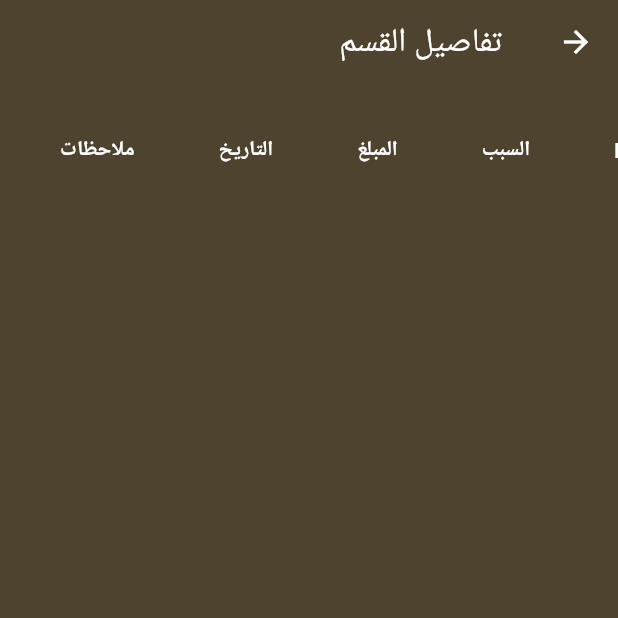
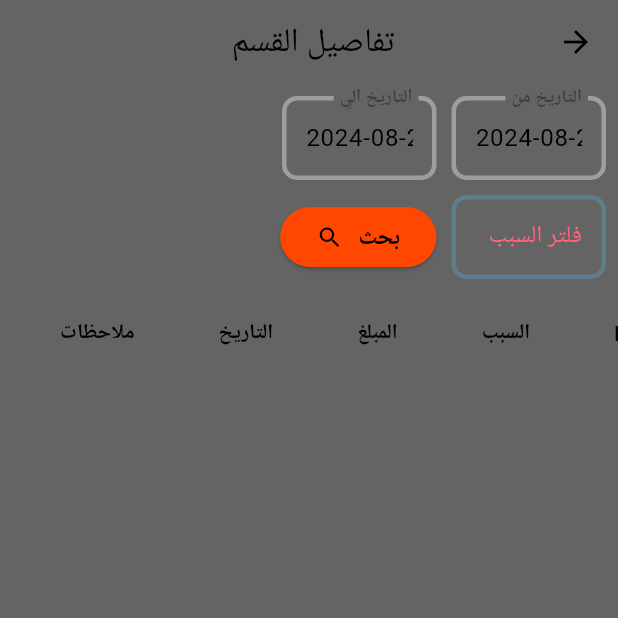
Before and after one commit to aymanahmedx1/Notes, a Flutter app: the AccountingDetailsScreen screen opened directly with empty values, on a phone screen of 412 x 824 dp, the top half of it. Run offline on Flutter 3.47's test engine with Material 3 defaults, Android fonts, the phone set to English and light mode, and no system bars; our stand-ins replace sqflite, sqflite_common_ffi; accounts and stored records are empty.

Commit message:
WorkingOnAccountingScreen

```diff
--- a/lib/Commons/CutomTheme.dart
+++ b/lib/Commons/CutomTheme.dart
@@ -3,13 +3,13 @@ import 'package:flutter/material.dart';
 class CustomTheme {
   // If you want to modify both themes at once, modify the colors below.
 
-  static const Color _primaryColor = Color(0xFFffffff);
+  static const Color _primaryColor = Color(0xFF000000);
   static const Color _primaryInverseColor = Color(0xFF4E432F);
-  static const Color _onSurfaceColor = Color(0xFFffffff);
+  static const Color _onSurfaceColor = Color(0xFF000000);
   static const Color _onSurfaceVariant = Color(0xFFFF6578);
   static const Color _onPrimaryColor = Color(0xFFA5E179);
-  static const Color _surfaceColor = Color(0xFF4E432F);
-  static const Color _backgroundColor = Color(0xFF373C4B);
+  static const Color _surfaceColor = Color(0xFF646464);
+  static const Color _backgroundColor = Color(0xFFffffff);
   static const Color _onSecondaryColor = Color(0xFFE1E3E4);
   static const Color _onBackgroundColor = Color(0xFF828A9A);
   static const Color _secondaryColor = Color(0xFF55393D);
@@ -22,6 +22,7 @@ class CustomTheme {
 
   static final ThemeData lightTheme = ThemeData(
     useMaterial3: true,
+    disabledColor: _primaryColor,
     colorScheme: ColorScheme.fromSeed(
       brightness: Brightness.light,
       seedColor: _primaryColor,
@@ -47,7 +48,7 @@ class CustomTheme {
       hintStyle: const TextStyle(color: Colors.grey),
       enabledBorder: OutlineInputBorder(
           borderRadius: BorderRadius.circular(10),
-          borderSide: const BorderSide(color: Colors.white, width: 3)),
+          borderSide: const BorderSide(color: Colors.blueGrey, width: 3)),
       disabledBorder: OutlineInputBorder(
           borderRadius: BorderRadius.circular(10),
           borderSide: const BorderSide(color: Colors.grey, width: 3)),
@@ -56,11 +57,15 @@ class CustomTheme {
           borderSide: const BorderSide(color: Colors.red, width: 3)),
       border: OutlineInputBorder(
           borderRadius: BorderRadius.circular(10),
-          borderSide: const BorderSide(color: Colors.white, width: 3)),
+          borderSide: const BorderSide(color: Colors.blueGrey, width: 3)),
       focusedBorder: OutlineInputBorder(
           borderRadius: BorderRadius.circular(10),
           borderSide: const BorderSide(color: Colors.deepOrange, width: 3)),
     ),
+    dialogTheme:const DialogTheme(
+      backgroundColor: _backgroundColor,
+    ),
+    datePickerTheme:const DatePickerThemeData(backgroundColor:_backgroundColor ),
   );
 
   // If you want to modify the dark theme only, modify the colors below.
--- /dev/null
+++ b/lib/CustomWidgets/CustomAutoComplete.dart
@@ -0,0 +1,35 @@
+import 'package:flutter/material.dart';
+
+class CustomAutoComplete extends StatelessWidget {
+  final List<String> options;
+
+  final TextEditingController controller;
+  final String label;
+
+  const CustomAutoComplete(
+      {required this.controller, required this.options, required this.label});
+
+  @override
+  Widget build(BuildContext context) {
+    return Autocomplete<String>(
+      optionsBuilder: (TextEditingValue textEditingValue) {
+        return options.where((String option) {
+          return option.contains(textEditingValue.text.toLowerCase());
+        });
+      },
+      onSelected: (String selection) {
+        controller.text = selection;
+      },
+      fieldViewBuilder:
+          (context, textEditingController, focusNode, onFieldSubmitted) {
+        return TextField(
+          onChanged: (value) => controller.text = value,
+          controller: textEditingController,
+          onEditingComplete: onFieldSubmitted,
+          focusNode: focusNode,
+          decoration: InputDecoration(label: Text(label)),
+        );
+      },
+    );
+  }
+}
--- /dev/null
+++ b/lib/CustomWidgets/CustomDatePicker.dart
@@ -0,0 +1,53 @@
+import 'dart:developer';
+
+import 'package:flutter/material.dart';
+import 'package:intl/intl.dart';
+
+import 'CutomTextInput.dart';
+
+Future<String> getDate(BuildContext context, String? currentDate) async {
+  var date = DateTime.now();
+  currentDate ??= "${date.year}-${date.month}-${date.day}";
+  var current = convertDate(currentDate);
+  DateTime? selected = await showDatePicker(
+    context: context,
+    firstDate: DateTime(date.year - 2, date.month, date.day),
+    lastDate: DateTime(date.year + 2, date.month, date.day),
+    initialDate: current,
+  );
+  selected ??= DateTime.now();
+  String formattedDate = DateFormat('yyyy-MM-dd').format(selected);
+  return formattedDate;
+}
+
+convertDate(String date) {
+  try {
+    DateTime current = DateTime.parse(date);
+    return current;
+  } catch (e) {
+    return DateTime.now();
+  }
+}
+
+
+class CustomDatePicker extends StatelessWidget {
+  final TextEditingController controller;
+  final String label;
+  CustomDatePicker({required this.label, required this.controller});
+
+  @override
+  Widget build(BuildContext context) {
+    return InkWell(
+      onTap: () async {
+        String selected = await getDate(context, controller.text);
+        controller.text = selected;
+      },
+      child: CustomTextInput(
+        enabled: false,
+        label: label,
+        controller: controller,
+        textInputType: TextInputType.datetime,
+      ),
+    );
+  }
+}
--- a/lib/CustomWidgets/CutomTextInput.dart
+++ b/lib/CustomWidgets/CutomTextInput.dart
@@ -8,6 +8,7 @@ class CustomTextInput extends StatelessWidget {
   final String label;
   final String? Function(String? value)? validator;
   final String? Function(String? value)? valueChange;
+  final void Function()? onTab;
   AutovalidateMode? validateMode = AutovalidateMode.disabled;
   TextEditingController? controller = TextEditingController(text: "");
 
@@ -19,7 +20,9 @@ class CustomTextInput extends StatelessWidget {
     this.enabled,
     this.textInputType,
     this.valueChange,
-    required this.label});
+    this.onTab,
+    required this.label,
+  });
 
   @override
   Widget build(BuildContext context) {
@@ -27,7 +30,9 @@ class CustomTextInput extends StatelessWidget {
       width: double.infinity,
       height: height,
       child: TextFormField(
+        style: const TextStyle(color: Colors.black),
         onChanged: valueChange,
+        onTap: onTab,
         textDirection: TextDirection.rtl,
         controller: controller,
         validator: validator,
--- /dev/null
+++ b/lib/CustomWidgets/Spacers.dart
@@ -0,0 +1,4 @@
+import 'package:flutter/material.dart';
+
+const heightSpace = SizedBox(height: 10,);
+const widthSpace = SizedBox(width: 10,);
--- a/lib/Models/SectionModel.dart
+++ b/lib/Models/SectionModel.dart
@@ -6,12 +6,18 @@ class SectionModel {
   double total;
 
   SectionModel({required this.id, required this.name, required this.total});
+  @override
+  String toString() {
+    // TODO: implement toString
+    return " $id , $name , $total ";
+  }
 }
 
 class ExpenseModel {
   int id;
 
   int section;
+  ExpenseType expenseType;
   String reason;
 
   double amount;
@@ -25,5 +31,16 @@ class ExpenseModel {
       required this.reason,
       required this.amount,
       required this.note,
-      required this.date});
+      required this.date,
+      required this.expenseType
+      });
+  @override
+  String toString() {
+    // TODO: implement toString
+    return "$id , $section , $reason , $amount , $note , $date";
+  }
 }
+enum ExpenseType{
+  moneyIn,
+  moneyOut
+}
--- a/lib/data/Database.dart
+++ b/lib/data/Database.dart
@@ -36,6 +36,7 @@ class DatabaseHelper {
                             "note"	TEXT,
                             "section" INTEGER ,
                             "date" TEXT ,
+                            "expense_type" INTEGER ,
                             PRIMARY KEY("id" AUTOINCREMENT)
                           );''');
     await db.execute('''  CREATE TABLE "section" (
--- a/lib/screens/Accounting/AccountingDetailsScreen.dart
+++ b/lib/screens/Accounting/AccountingDetailsScreen.dart
@@ -1,27 +1,92 @@
+import 'dart:developer';
+
 import 'package:flutter/material.dart';
+import 'package:notes/Commons/Helpers.dart';
+import 'package:notes/CustomWidgets/CustomAutoComplete.dart';
+import 'package:notes/CustomWidgets/Spacers.dart';
 import 'package:notes/Models/SectionModel.dart';
-
-import '../../CustomWidgets/PageHeader.dart';
+import 'package:notes/Providers/AccountingProvider.dart';
+import 'package:provider/provider.dart';
+import '../../CustomWidgets/CustomButton.dart';
+import '../../CustomWidgets/CustomDatePicker.dart';
 import '../../data/SectionDB.dart';
 
 class AccountingDetailsScreen extends StatelessWidget {
-  late SectionModel model;
+  final SectionModel model;
 
   final ScrollController controller = ScrollController();
+  final TextEditingController dateFromController =
+      TextEditingController(text: formattedDate());
+
+  final TextEditingController dateToController =
+      TextEditingController(text: formattedDate());
+  final TextEditingController filterController = TextEditingController();
 
   AccountingDetailsScreen(this.model);
 
   @override
   Widget build(BuildContext context) {
+    final width = MediaQuery.sizeOf(context).width;
     return SafeArea(
         child: Scaffold(
       appBar: AppBar(
         title: Text(" تفاصيل القسم  ${model.name}"),
+        centerTitle: true,
       ),
-      body: Padding(
+      body: Consumer<AccountingProvider>(
+        builder: (context, accountingProvider, child) {
+          return Padding(
             padding: const EdgeInsets.all(8.0),
             child: Column(
               children: [
+                Row(
+                  children: [
+                    SizedBox(
+                        width: width / 12 * 3,
+                        child: CustomDatePicker(
+                          label: "التاريخ من",
+                          controller: dateFromController,
+                        )),
+                    const SizedBox(
+                      width: 10,
+                    ),
+                    SizedBox(
+                        width: width / 12 * 3,
+                        child: CustomDatePicker(
+                          label: "التاريخ الي",
+                          controller: dateToController,
+                        )),
+                  ],
+                ),
+                heightSpace,
+                Row(
+                  children: [
+                    SizedBox(
+                      width: width / 12 * 3,
+                      child: CustomAutoComplete(
+                        options: Provider.of<AccountingProvider>(context,
+                                listen: false)
+                            .expenseList
+                            .map((e) => e.reason)
+                            .toSet()
+                            .toList(),
+                        label: "فلتر السبب",
+                        controller: filterController,
+                      ),
+                    ),
+                    widthSpace,
+                    CustomButton(
+                      text: "بحث",
+                      onPressed: () {
+                        accountingProvider.filterExpenseList(
+                            dateFromController.text,
+                            dateToController.text,
+                            filterController.text);
+                      },
+                      icon: Icons.search,
+                    )
+                  ],
+                ),
                 Expanded(
                   child: Scrollbar(
                     /// Scroll Bar
@@ -42,13 +107,7 @@ class AccountingDetailsScreen extends StatelessWidget {
                           padding: const EdgeInsets.all(8.0),
                           child: Container(
                             width: double.infinity,
-                        child: FutureBuilder(
-                            future: SectionDB().getSectionDetails(model),
-                            builder: (context, snap) {
-                              if (snap.hasData) {
-                                List<ExpenseModel> list =
-                                    snap.data as List<ExpenseModel>;
-                                return DataTable(
+                            child: DataTable(
                                 columns: const [
                                   DataColumn(
                                     label: Expanded(
@@ -97,37 +156,55 @@ class AccountingDetailsScreen extends StatelessWidget {
                                   ),
                                 ],
                                 rows: List.generate(
-                                      list.length,
+                                  accountingProvider.filteredExpenseList.length,
                                   (index) {
                                     return DataRow(
                                       onLongPress: () {},
                                       cells: <DataCell>[
                                         DataCell(SizedBox(
-                                              width: 20,
-                                              child: Text("${index+1}"),
+                                          width: width / 12 * 1,
+                                          child: Text("${index + 1}"),
                                         )),
-                                            DataCell(
-                                                Text(list[index].reason)),
-                                            DataCell(Text(
-                                                "${list[index].amount}")),
-                                            DataCell(Text(
-                                                "${list[index].date}")),
-                                            DataCell(
-                                                Text("${list[index].note}"))
+                                        DataCell(SizedBox(
+                                          width: width / 12 * 3,
+                                          child: Text(
+                                              overflow: TextOverflow.ellipsis,
+                                              accountingProvider
+                                                  .filteredExpenseList[index]
+                                                  .reason),
+                                        )),
+                                        DataCell(SizedBox(
+                                          width: width / 12 * 1,
+                                          child: Text(
+                                            "${formatNumber(accountingProvider.filteredExpenseList[index].expenseType)}",
+                                            overflow: TextOverflow.ellipsis,
+                                          ),
+                                        )),
+                                        DataCell(SizedBox(
+                                          width: width / 12 * 1,
+                                          child: Text(
+                                              overflow: TextOverflow.ellipsis,
+                                              accountingProvider
+                                                  .filteredExpenseList[index]
+                                                  .date),
+                                        )),
+                                        DataCell(SizedBox(
+                                          width: width / 12 * 1,
+                                          child: Text(accountingProvider
+                                              .filteredExpenseList[index].note),
+                                        ))
                                       ],
                                     );
                                   },
-                                    ));
-                              } else {
-                                return Center(child: Text("لا توجد بيانات"));
-                              }
-                            }),
+                                )),
                           )),
                     ),
                   ),
                 ),
               ],
             ),
+          );
+        },
       ),
     ));
   }
--- a/lib/screens/Company/CompanyProfileScreen.dart
+++ b/lib/screens/Company/CompanyProfileScreen.dart
@@ -173,6 +173,9 @@ class CompanyProfileScreen extends StatelessWidget {
                                                   text: "تعديل",
                                                   icon: Icons.edit,
                                                 ),
+                                                const SizedBox(
+                                                  height: 10,
+                                                ),
                                                 CustomButton(
                                                   onPressed: () {
                                                     companyProvider
--- a/lib/screens/Company/Widgets/CompanyDialogs.dart
+++ b/lib/screens/Company/Widgets/CompanyDialogs.dart
@@ -1,5 +1,6 @@
 import 'dart:developer';
 import 'package:flutter/material.dart';
+import 'package:notes/CustomWidgets/CustomDatePicker.dart';
 import 'package:notes/CustomWidgets/CutomTextInput.dart';
 import 'package:notes/Models/CompanyModel.dart';
 import 'package:notes/Providers/CompanyProvider.dart';
@@ -58,14 +59,16 @@ class CompanyDialogs {
                 if (model != null) {
                   model.name = companyNameController.text;
                   model.notes = noteController.text;
-                  Provider.of<CompanyProvider>(context,listen: false).updateCompany(model);
+                  Provider.of<CompanyProvider>(context, listen: false)
+                      .updateCompany(model);
                 } else {
                   var m = CompanyModel(
                       id: 0,
                       name: companyNameController.text,
                       notes: noteController.text,
                       date: formattedDate());
-                  Provider.of<CompanyProvider>(context,listen: false).addCompany(m);
+                  Provider.of<CompanyProvider>(context, listen: false)
+                      .addCompany(m);
                 }
                 log("message");
                 Navigator.of(context).pop("1");
@@ -106,8 +109,7 @@ class CompanyDialogs {
                   CustomTextInput(
                     width: 1000,
                     label: 'الشركة',
-                    controller:
-                        TextEditingController(text: companyModel.name),
+                    controller: TextEditingController(text: companyModel.name),
                     enabled: false,
                   ),
                   heightSizedBox,
@@ -178,10 +180,9 @@ class CompanyDialogs {
                     controller: noteController,
                   ),
                   heightSizedBox,
-                  CustomTextInput(
-                    label: 'التاريخ',
+                  CustomDatePicker(
                     controller: dateController,
-                    textInputType: TextInputType.datetime,
+                    label: "التاريخ",
                   ),
                   const SizedBox(
                     height: 30,
@@ -219,8 +220,7 @@ class CompanyDialogs {
           total: int.parse(totalController.text),
           drug: drugController.text,
           date: dateController.text,
-        finish: 0
-      );
+          finish: 0);
       if (model == null) {
         Provider.of<CompanyProvider>(context, listen: false).saveWorker(toSave);
       } else {
--- a/pubspec.yaml
+++ b/pubspec.yaml
@@ -40,6 +40,7 @@ dependencies:
   path: ^1.9.0
   provider: ^6.1.2
   flutter_localization: ^0.2.2
+  intl: ^0.19.0
 
 dev_dependencies:
   flutter_test:
```
Also changed, not shown: lib/Commons/Helpers.dart (+9 -2 lines), lib/CustomWidgets/CustomSnackBar.dart (added, +9 -0 lines), lib/CustomWidgets/PageHeader.dart (deleted, +0 -27 lines), lib/Providers/AccountingProvider.dart (added, +65 -0 lines), lib/data/SectionDB.dart (+4 -3 lines), lib/main.dart (+14 -8 lines), lib/screens/Accounting/AccountingScreen.dart (+72 -77 lines), lib/screens/Accounting/Widgets/Dialogs.dart (+50 -69 lines), lib/screens/ddd.dart (added, +13 -0 lines), pubspec.lock. Lines whose indentation alone changed are shown as unchanged.
